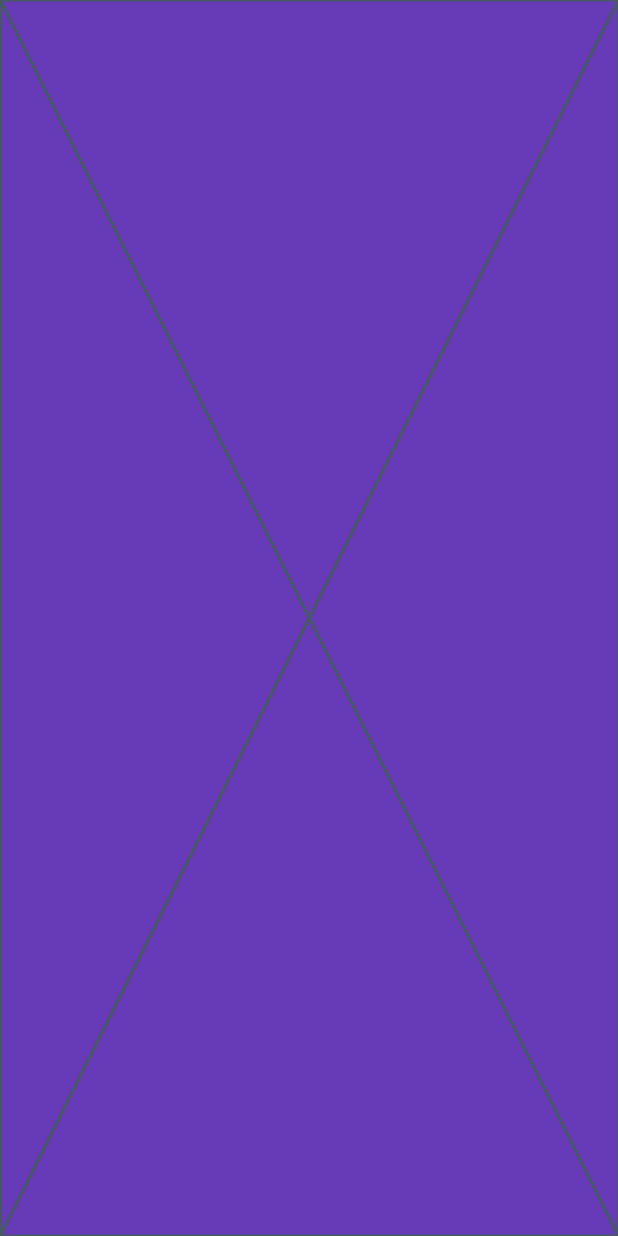
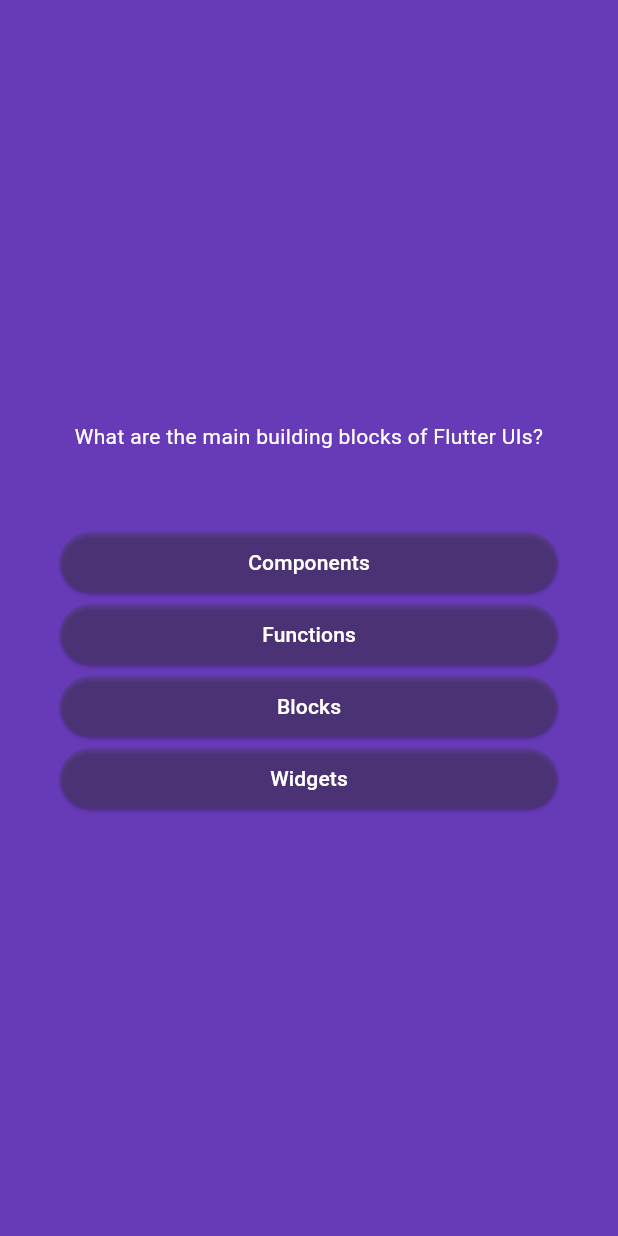
Before and after one commit to Venkatpublic/clipper, a Flutter app: the screen it shows after launch, after a tap on "Start Quiz", on a phone screen of 412 x 824 dp. Run offline on Flutter 3.47's test engine with Material 3 defaults, Android fonts, the light colour scheme and no system bars; our stand-ins replace google_fonts.

Commit message:
LR: quiz app updated IP

```diff
--- /dev/null
+++ b/lib/answer_button.dart
@@ -0,0 +1,18 @@
+import 'package:flutter/material.dart';
+
+class AnswerButton extends StatelessWidget {
+  const AnswerButton({super.key, required this.answer, required this.onAnswer});
+  final String answer;
+  final Function() onAnswer;
+  @override
+  Widget build(BuildContext context) {
+    return ElevatedButton(
+      child: Text(answer, style: TextStyle(color: Colors.white)),
+      onPressed: onAnswer,
+      style: ElevatedButton.styleFrom(
+        backgroundColor: const Color.fromARGB(89, 72, 65, 85),
+        padding: EdgeInsets.only(left: 40, right: 40),
+      ),
+    );
+  }
+}
--- /dev/null
+++ b/lib/data/quiz.dart
@@ -0,0 +1,43 @@
+import 'package:clipper/models/quiz_item.dart';
+
+const questions = [
+  QuizItem('What are the main building blocks of Flutter UIs?', [
+    'Widgets',
+    'Components',
+    'Blocks',
+    'Functions',
+  ]),
+  QuizItem('How are Flutter UIs built?', [
+    'By combining widgets in code',
+    'By combining widgets in a visual editor',
+    'By defining widgets in config files',
+    'By using XCode for iOS and Android Studio for Android',
+  ]),
+  QuizItem('What\'s the purpose of a StatefulWidget?', [
+    'Update UI as data changes',
+    'Update data as UI changes',
+    'Ignore data changes',
+    'Render UI that does not depend on data',
+  ]),
+  QuizItem(
+    'Which widget should you try to use more often: StatelessWidget or StatefulWidget?',
+    [
+      'StatelessWidget',
+      'StatefulWidget',
+      'Both are equally good',
+      'None of the above',
+    ],
+  ),
+  QuizItem('What happens if you change data in a StatelessWidget?', [
+    'The UI is not updated',
+    'The UI is updated',
+    'The closest StatefulWidget is updated',
+    'Any nested StatefulWidgets are updated',
+  ]),
+  QuizItem('How should you update data inside of StatefulWidgets?', [
+    'By calling setState()',
+    'By calling updateData()',
+    'By calling updateUI()',
+    'By calling updateState()',
+  ]),
+];
--- /dev/null
+++ b/lib/models/quiz_item.dart
@@ -0,0 +1,10 @@
+class QuizItem {
+  const QuizItem(this.question, this.answers);
+  final String question;
+  final List<String> answers;
+  List<String> getShuffledAnswers() {
+    List<String> shuffled = List.of(answers);
+    shuffled.shuffle();
+    return shuffled;
+  }
+}
--- a/lib/quiz_screen.dart
+++ b/lib/quiz_screen.dart
@@ -1,4 +1,6 @@
+import 'package:clipper/answer_button.dart';
 import 'package:flutter/material.dart';
+import 'package:clipper/data/quiz.dart';
 
 class QuizScreen extends StatefulWidget {
   const QuizScreen({super.key});
@@ -8,8 +10,37 @@
 }
 
 class _QuizScreenState extends State<QuizScreen> {
+  int qno = 0;
+
+  void onAnswer() {
+    setState(() {
+      qno++;
+    });
+  }
+
   @override
   Widget build(BuildContext context) {
-    return const Placeholder();
+    var currentQuestion = questions[qno];
+    return SizedBox(
+      width: double.infinity,
+      child: Container(
+        margin: EdgeInsets.all(40),
+        child: Column(
+          mainAxisAlignment: MainAxisAlignment.center,
+          crossAxisAlignment: CrossAxisAlignment.stretch,
+          children: [
+            Text(
+              currentQuestion.question,
+              style: TextStyle(color: Colors.white),
+              textAlign: TextAlign.center,
+            ),
+            SizedBox(height: 50),
+            ...currentQuestion.getShuffledAnswers().map((item) {
+              return AnswerButton(answer: item, onAnswer: onAnswer);
+            }),
+          ],
+        ),
+      ),
+    );
   }
 }
```
